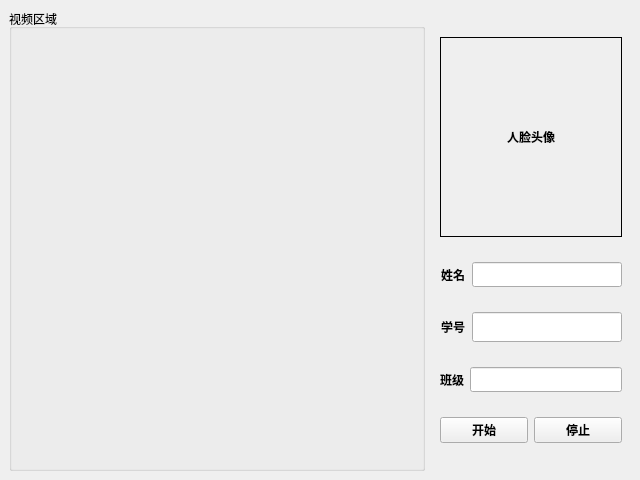
This is form.ui in Tocinplay/graduation_project as Qt 5 draws it before an edit. The edited form follows.
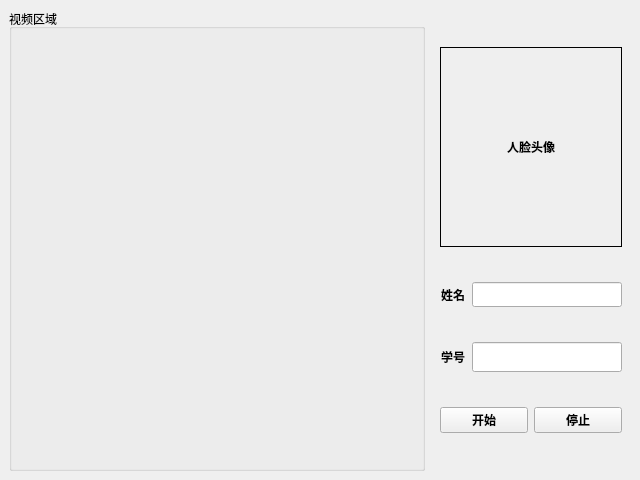
This is the edited form.

What changed in the file:
```diff
--- a/form.ui
+++ b/form.ui
@@ -135,20 +135,6 @@
          </item>
         </layout>
        </item>
-       <item>
-        <layout class="QHBoxLayout" name="horizontalLayout_5">
-         <item>
-          <widget class="QLabel" name="lbl_class">
-           <property name="text">
-            <string>班级</string>
-           </property>
-          </widget>
-         </item>
-         <item>
-          <widget class="QLineEdit" name="led_class"/>
-         </item>
-        </layout>
-       </item>
        <item>
         <layout class="QHBoxLayout" name="horizontalLayout_4">
          <item>
```
